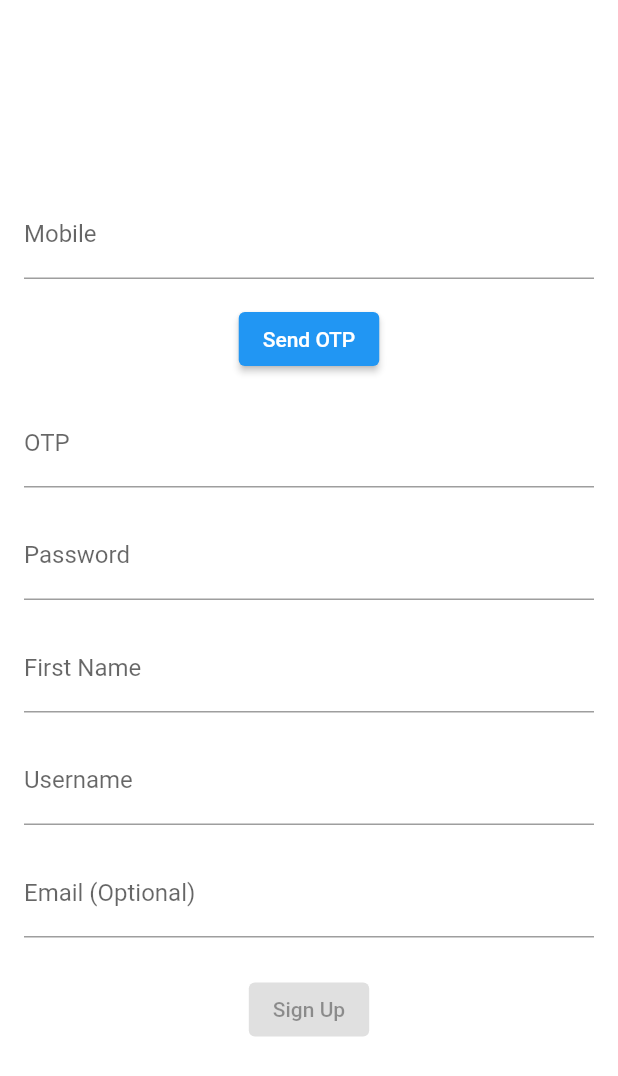
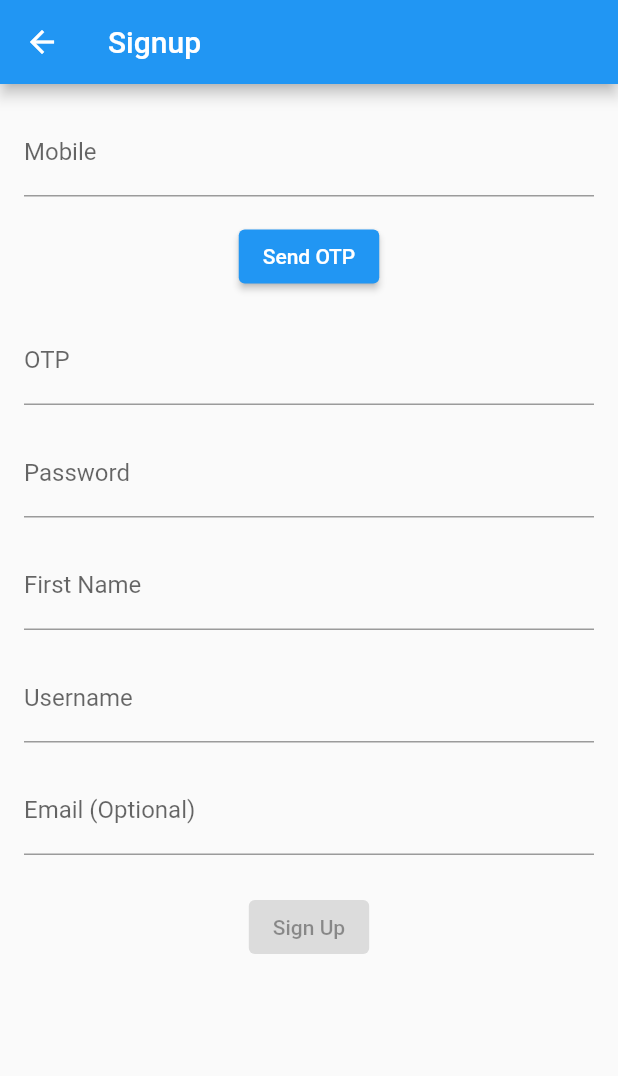
Before and after one commit to bijaym397/DemoCard, a Flutter app: the SignUp screen opened by its route, on a phone screen of 412 x 824 dp. Shown: the top 1076 px of the screen. Run offline on Flutter 3.47's test engine with Material 2 defaults, Android fonts, the phone set to English and light mode, and no system bars; our stand-ins replace get.

```diff
--- a/lib/app/controllers/signup_controller.dart
+++ b/lib/app/controllers/signup_controller.dart
@@ -51,6 +51,7 @@ class SignupController extends GetxController {
     } else if (response is Error) {
       Get.showSnackbar(
           const GetSnackBar(
+            duration: Duration(seconds: 2),
             message: "Some error occurred while Signup",
           )
       );
@@ -65,6 +66,7 @@ class SignupController extends GetxController {
     } else if (response is Error) {
       Get.showSnackbar(
           const GetSnackBar(
+            duration: Duration(seconds: 2),
             message: "Some error occurred while OTP send",
           )
       );
--- a/lib/app/views/add_card_details.dart
+++ b/lib/app/views/add_card_details.dart
@@ -1,3 +1,4 @@
+import 'package:demo_card/widgets.dart';
 import 'package:flutter/material.dart';
 
 import '../controllers/add_card_controller.dart';
@@ -16,7 +17,9 @@ class _AddCardDetailsState extends State<AddCardDetails> {
 
   @override
   Widget build(BuildContext context) {
-    return Padding(
+    return CommonScaffold(
+      title: "Add Card",
+      body: Padding(
         padding: const EdgeInsets.all(16.0),
         child: Column(
           mainAxisAlignment: MainAxisAlignment.center,
@@ -52,6 +55,7 @@ class _AddCardDetailsState extends State<AddCardDetails> {
             )),
           ],
         ),
+      ),
     );
   }
 }
--- a/lib/app/views/login.dart
+++ b/lib/app/views/login.dart
@@ -38,6 +38,13 @@ class _LoginViewState extends State<LoginView> {
               onPressed: _controller.isButtonDisabled ? null : _controller.login,
               child: const Text('Login'),
             )),
+            const SizedBox(height: 24),
+            ElevatedButton(
+              onPressed: (){
+                Get.toNamed("signup");
+              },
+              child: const Text('Signup'),
+            )
           ],
         ),
       ),
--- a/lib/app/views/sign_up.dart
+++ b/lib/app/views/sign_up.dart
@@ -1,3 +1,4 @@
+import 'package:demo_card/widgets.dart';
 import 'package:flutter/material.dart';
 
 import '../controllers/signup_controller.dart';
@@ -16,7 +17,10 @@ class _SignUpState extends State<SignUp> {
 
   @override
   Widget build(BuildContext context) {
-    return Padding(
+    return CommonScaffold(
+      title: "Signup",
+      body: SingleChildScrollView(
+        child: Padding(
           padding: const EdgeInsets.all(16.0),
           child: Column(
             mainAxisAlignment: MainAxisAlignment.center,
@@ -67,6 +71,8 @@ class _SignUpState extends State<SignUp> {
               )),
             ],
           ),
+        ),
+      ),
     );
   }
 }
```
Also changed, not shown: lib/app/controllers/login_controller.dart (+8 -1 lines). Lines whose indentation alone changed are shown as unchanged.
